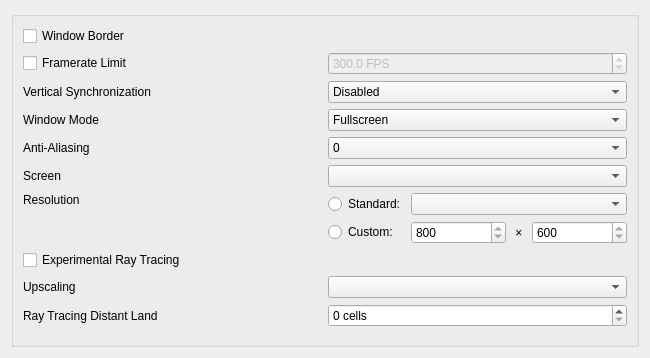
First picture: the form in apps/launcher/ui/graphicspage.ui, repository xorza/openmw-rtx, before the edit.
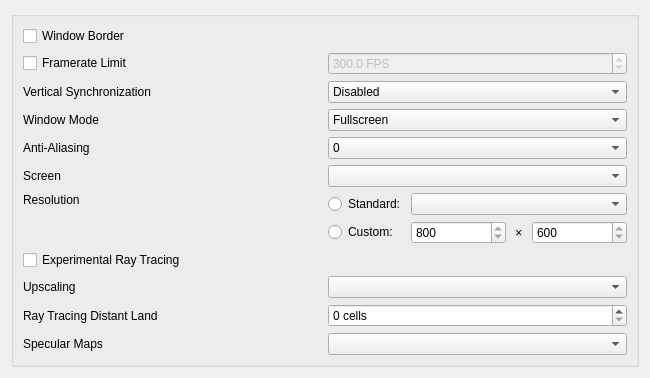
Second picture: the form after the edit.

Commit message: Drop the Ignore specular layout, default to Classic, and always read specular maps under the ray tracer.

What changed in the file:
```diff
--- a/apps/launcher/ui/graphicspage.ui
+++ b/apps/launcher/ui/graphicspage.ui
@@ -263,6 +263,20 @@
          </widget>
         </item>
         <item row="10" column="0">
+         <widget class="QLabel" name="rayTracingSpecularMapsLabel">
+          <property name="text">
+           <string>Specular Maps</string>
+          </property>
+         </widget>
+        </item>
+        <item row="10" column="1">
+         <widget class="QComboBox" name="rayTracingSpecularMapsComboBox">
+          <property name="toolTip">
+           <string>What the content&apos;s _spec maps hold, which the files cannot say. Classic is OpenMW&apos;s own layout, a highlight colour and a glossiness. PBR is the PBR packs&apos; layout, a metalness and a roughness. Content with no _spec maps, vanilla&apos;s, looks the same under either. A change takes effect the next time OpenMW starts.</string>
+          </property>
+         </widget>
+        </item>
+        <item row="11" column="0">
          <spacer name="verticalSpacer">
           <property name="orientation">
            <enum>Qt::Vertical</enum>
```
The commit also changes 41 other files.
